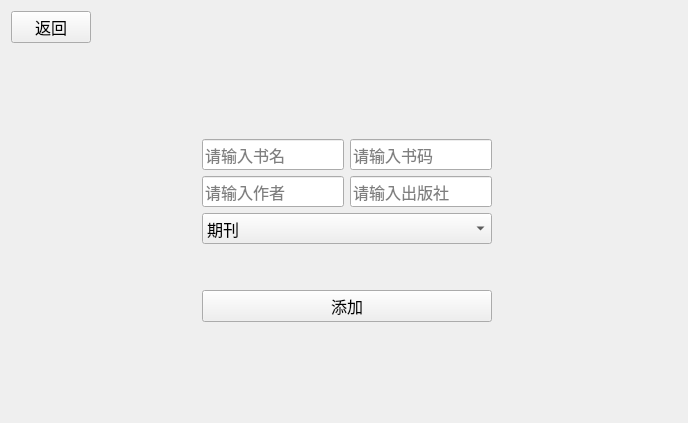
Before: the Qt Designer form newbookpage.ui in LeoStr4nge/LibraryManageSystem, drawn with Qt 5.
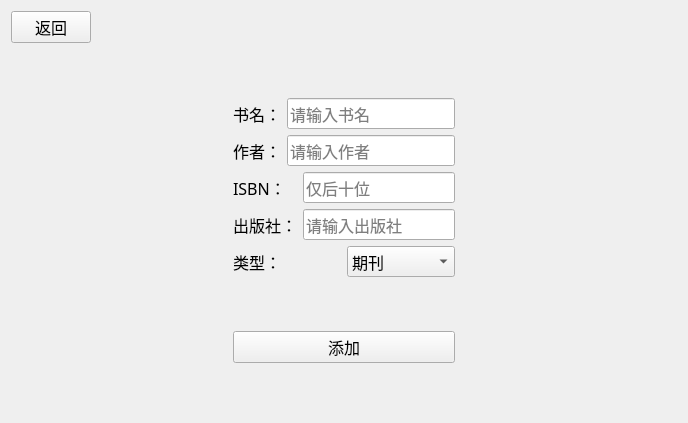
After: the same form once the commit is applied.

```diff
--- a/newbookpage.ui
+++ b/newbookpage.ui
@@ -20,7 +20,7 @@
    <string>Form</string>
   </property>
   <layout class="QGridLayout" name="gridLayout">
-   <item row="0" column="0" colspan="2">
+   <item row="0" column="0">
     <layout class="QHBoxLayout" name="horizontalLayout_3">
      <item>
       <widget class="QPushButton" name="pushButton_2">
@@ -45,20 +45,22 @@
     </layout>
    </item>
    <item row="1" column="0">
+    <layout class="QHBoxLayout" name="horizontalLayout_4">
+     <item>
     <spacer name="horizontalSpacer">
      <property name="orientation">
       <enum>Qt::Horizontal</enum>
      </property>
      <property name="sizeHint" stdset="0">
       <size>
-       <width>178</width>
-       <height>20</height>
+         <width>48</width>
+         <height>17</height>
       </size>
      </property>
     </spacer>
    </item>
-   <item row="1" column="1">
-    <layout class="QVBoxLayout" name="verticalLayout_2">
+     <item>
+      <layout class="QVBoxLayout" name="verticalLayout_5">
      <item>
       <spacer name="verticalSpacer_3">
        <property name="orientation">
@@ -73,9 +75,27 @@
       </spacer>
      </item>
      <item>
-      <layout class="QVBoxLayout" name="verticalLayout">
+        <layout class="QHBoxLayout" name="horizontalLayout_2">
        <item>
-        <layout class="QHBoxLayout" name="horizontalLayout">
+          <layout class="QVBoxLayout" name="verticalLayout_4">
+           <item>
+            <widget class="QLabel" name="label">
+             <property name="text">
+              <string>书名：</string>
+             </property>
+            </widget>
+           </item>
+           <item>
+            <widget class="QLabel" name="label_3">
+             <property name="text">
+              <string>作者：</string>
+             </property>
+            </widget>
+           </item>
+          </layout>
+         </item>
+         <item>
+          <layout class="QVBoxLayout" name="verticalLayout_3">
          <item>
           <widget class="QLineEdit" name="lineEditName">
            <property name="placeholderText">
@@ -84,23 +104,45 @@
           </widget>
          </item>
          <item>
-          <widget class="QLineEdit" name="lineEditISBN">
-           <property name="placeholderText">
-            <string>请输入书码</string>
-           </property>
-          </widget>
-         </item>
-        </layout>
-       </item>
-       <item>
-        <layout class="QHBoxLayout" name="horizontalLayout_2">
-         <item>
           <widget class="QLineEdit" name="lineEditAuthor">
            <property name="placeholderText">
             <string>请输入作者</string>
            </property>
           </widget>
          </item>
+          </layout>
+         </item>
+        </layout>
+       </item>
+       <item>
+        <layout class="QHBoxLayout" name="horizontalLayout_5">
+         <item>
+          <layout class="QVBoxLayout" name="verticalLayout_2">
+           <item>
+            <widget class="QLabel" name="label_2">
+             <property name="text">
+              <string>ISBN：</string>
+             </property>
+            </widget>
+           </item>
+           <item>
+            <widget class="QLabel" name="label_4">
+             <property name="text">
+              <string>出版社：</string>
+             </property>
+            </widget>
+           </item>
+          </layout>
+         </item>
+         <item>
+          <layout class="QVBoxLayout" name="verticalLayout">
+           <item>
+            <widget class="QLineEdit" name="lineEditISBN">
+             <property name="placeholderText">
+              <string>仅后十位</string>
+             </property>
+            </widget>
+           </item>
          <item>
           <widget class="QLineEdit" name="lineEditPublisher">
            <property name="placeholderText">
@@ -110,6 +152,17 @@
          </item>
         </layout>
        </item>
+        </layout>
+       </item>
+       <item>
+        <layout class="QHBoxLayout" name="horizontalLayout">
+         <item>
+          <widget class="QLabel" name="label_5">
+           <property name="text">
+            <string>类型：</string>
+           </property>
+          </widget>
+         </item>
        <item>
         <widget class="QComboBox" name="comboBoxType">
          <item>
@@ -129,6 +182,8 @@
          </item>
         </widget>
        </item>
+        </layout>
+       </item>
        <item>
         <spacer name="verticalSpacer">
          <property name="orientation">
@@ -149,8 +204,6 @@
          </property>
         </widget>
        </item>
-      </layout>
-     </item>
      <item>
       <spacer name="verticalSpacer_2">
        <property name="orientation">
@@ -166,18 +219,20 @@
      </item>
     </layout>
    </item>
-   <item row="1" column="2">
+     <item>
     <spacer name="horizontalSpacer_2">
      <property name="orientation">
       <enum>Qt::Horizontal</enum>
      </property>
      <property name="sizeHint" stdset="0">
       <size>
-       <width>178</width>
-       <height>20</height>
+         <width>58</width>
+         <height>17</height>
       </size>
      </property>
     </spacer>
+     </item>
+    </layout>
    </item>
   </layout>
  </widget>
```
Lines whose indentation alone changed are shown as unchanged.
